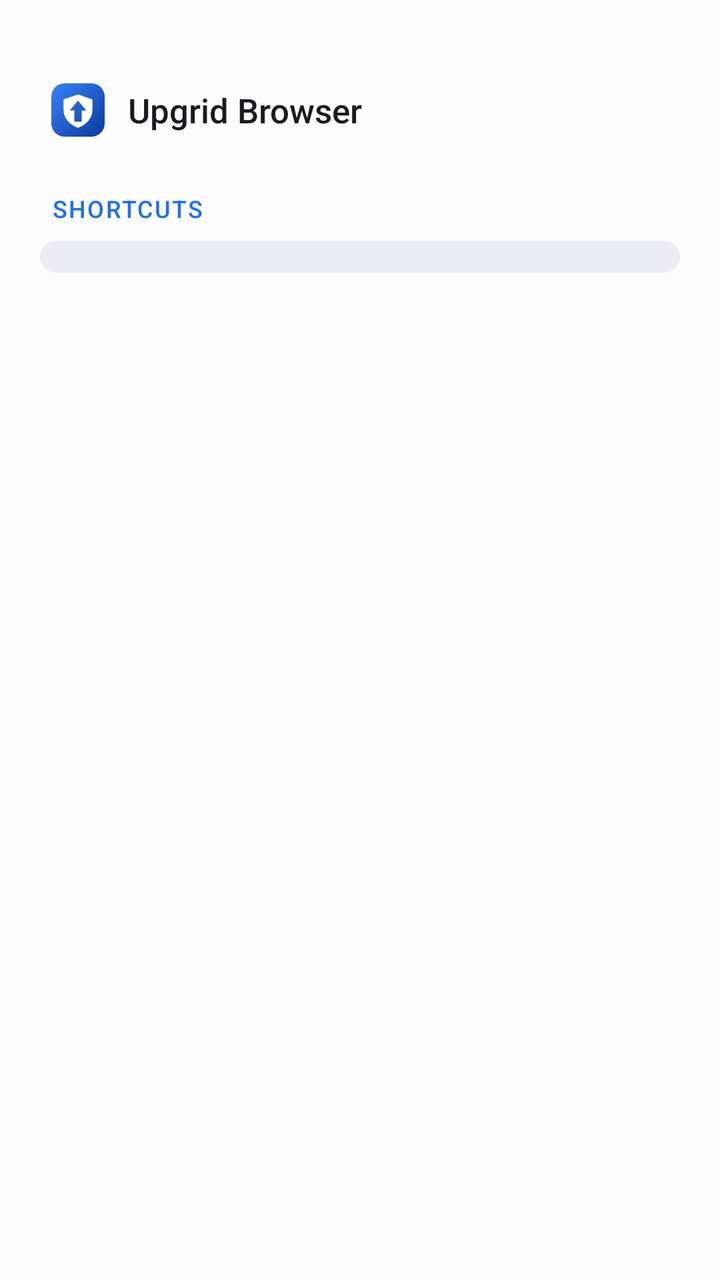
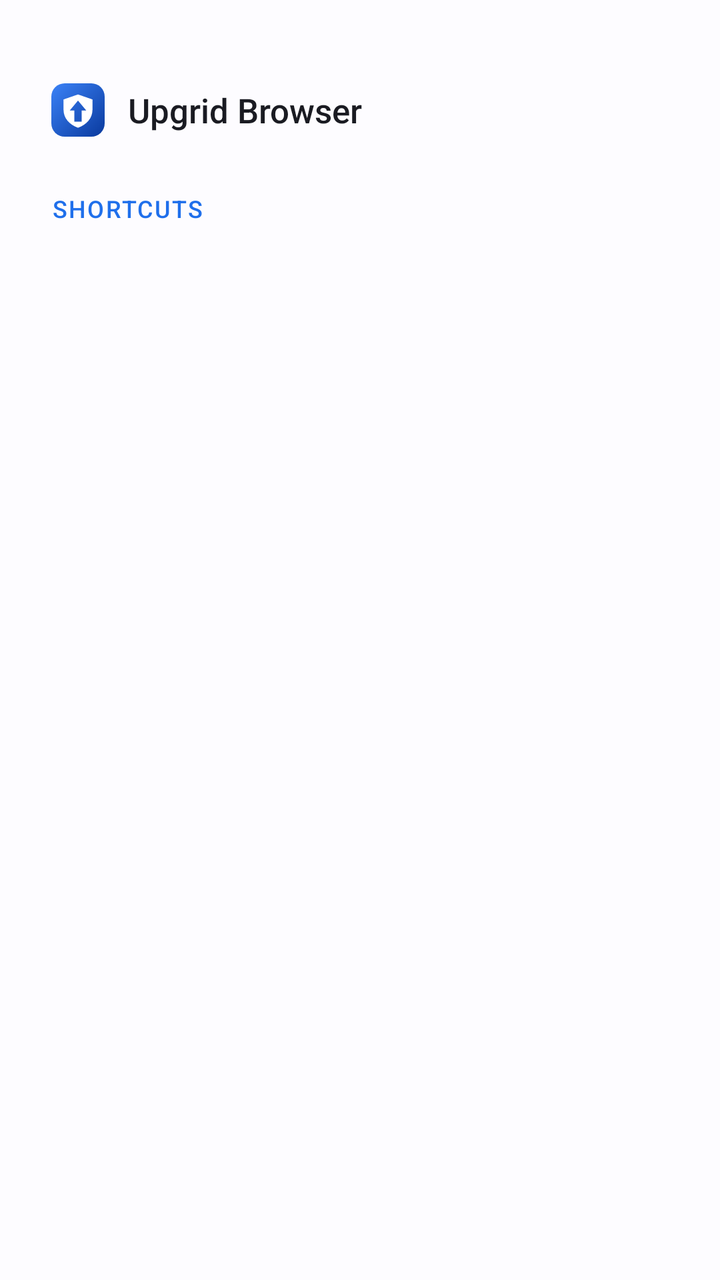

Compare the two renders of this Android layout. The source of the first and the diff that turns it into the second are given below.
<!-- AndroidManifest.xml: application theme Theme.UpgridBrowser -->
<!-- res/layout/view_start_page.xml -->
<?xml version="1.0" encoding="utf-8"?>
<androidx.core.widget.NestedScrollView xmlns:android="http://schemas.android.com/apk/res/android"
    xmlns:app="http://schemas.android.com/apk/res-auto"
    xmlns:tools="http://schemas.android.com/tools"
    android:id="@+id/startPageScroll"
    android:layout_width="match_parent"
    android:layout_height="match_parent"
    android:background="?attr/colorSurface"
    android:fillViewport="true">

    <LinearLayout
        android:layout_width="match_parent"
        android:layout_height="wrap_content"
        android:orientation="vertical"
        android:paddingTop="@dimen/start_page_top"
        android:paddingBottom="28dp"
        android:paddingStart="@dimen/start_page_side"
        android:paddingEnd="@dimen/start_page_side">

        <LinearLayout
            android:layout_width="wrap_content"
            android:layout_height="wrap_content"
            android:layout_marginStart="4dp"
            android:layout_marginBottom="26dp"
            android:orientation="horizontal"
            android:gravity="center_vertical">

            <ImageView
                android:layout_width="30dp"
                android:layout_height="30dp"
                android:contentDescription="@null"
                android:src="@drawable/ic_brand_mark" />

            <TextView
                android:layout_width="wrap_content"
                android:layout_height="wrap_content"
                android:layout_marginStart="10dp"
                android:textSize="17sp"
                android:fontFamily="sans-serif-medium"
                android:textColor="?attr/colorOnSurface"
                android:text="@string/app_name" />
        </LinearLayout>

        <TextView
            style="@style/Widget.UpgridBrowser.StartCaption"
            android:text="@string/start_page_quick_links" />

        <LinearLayout
            android:layout_width="match_parent"
            android:layout_height="wrap_content"
            android:orientation="vertical"
            android:paddingTop="10dp"
            android:paddingBottom="6dp"
            android:paddingStart="6dp"
            android:paddingEnd="6dp"
            android:background="@drawable/bg_start_card">

            <LinearLayout
                android:id="@+id/quickLinksGrid"
                android:layout_width="match_parent"
                android:layout_height="wrap_content"
                android:orientation="vertical" />
        </LinearLayout>

        
        <LinearLayout
            android:id="@+id/recentSection"
            android:layout_width="match_parent"
            android:layout_height="wrap_content"
            android:layout_marginTop="22dp"
            android:orientation="vertical"
            android:visibility="gone"
            tools:visibility="visible">

            <TextView
                style="@style/Widget.UpgridBrowser.StartCaption"
                android:text="@string/start_page_recent" />

            <LinearLayout
                android:layout_width="match_parent"
                android:layout_height="wrap_content"
                android:orientation="vertical"
                android:paddingTop="4dp"
                android:paddingBottom="2dp"
                android:background="@drawable/bg_start_card"
                android:clipToOutline="true">

                <LinearLayout
                    android:id="@+id/recentList"
                    android:layout_width="match_parent"
                    android:layout_height="wrap_content"
                    android:orientation="vertical" />

                <View
                    android:layout_width="match_parent"
                    android:layout_height="1dp"
                    android:layout_marginStart="16dp"
                    android:layout_marginEnd="16dp"
                    android:alpha="0.5"
                    android:background="?attr/colorOutlineVariant" />

                <LinearLayout
                    android:id="@+id/btnAllHistory"
                    android:layout_width="match_parent"
                    android:layout_height="48dp"
                    android:orientation="horizontal"
                    android:gravity="center_vertical"
                    android:paddingStart="16dp"
                    android:paddingEnd="12dp"
                    android:background="?attr/selectableItemBackground"
                    android:clickable="true"
                    android:focusable="true">

                    <TextView
                        android:layout_width="0dp"
                        android:layout_height="wrap_content"
                        android:layout_weight="1"
                        android:textSize="14sp"
                        android:textColor="?attr/colorPrimary"
                        android:text="@string/start_page_all_history" />

                    <ImageView
                        android:layout_width="18dp"
                        android:layout_height="18dp"
                        android:contentDescription="@null"
                        android:src="@drawable/ic_chevron_right"
                        app:tint="?attr/colorPrimary" />
                </LinearLayout>
            </LinearLayout>
        </LinearLayout>

        <View
            android:layout_width="match_parent"
            android:layout_height="0dp"
            android:layout_weight="1" />
    </LinearLayout>
</androidx.core.widget.NestedScrollView>
<!-- resources referenced by this layout -->
<resources>
  <dimen name="start_page_side">20dp</dimen>
  <dimen name="start_page_top">40dp</dimen>
  <!-- drawable bg_start_card (drawable) -->
  <?xml version="1.0" encoding="utf-8"?>
  <shape xmlns:android="http://schemas.android.com/apk/res/android"
      android:shape="rectangle">
      <solid android:color="?attr/colorSurfaceContainerHigh" />
      <corners android:radius="24dp" />
  </shape>
  <string name="app_name" translatable="false">Upgrid Browser</string>
  <string name="start_page_all_history">All history</string>
  <string name="start_page_quick_links">Shortcuts</string>
  <string name="start_page_recent">Recent</string>
  <color name="brand_gradient_start">#3B82F7</color>
  <color name="brand_gradient_end">#0A3A9E</color>
  <color name="md_primary_light">#1F6FEB</color>
  <color name="md_on_primary_light">#FFFFFF</color>
  <color name="md_primary_container_light">#DCE7FF</color>
  <color name="md_on_primary_container_light">#001A45</color>
  <color name="md_secondary_light">#555F71</color>
  <color name="md_on_secondary_light">#FFFFFF</color>
  <color name="md_secondary_container_light">#DAE2F9</color>
  <color name="md_on_secondary_container_light">#121C2B</color>
  <color name="md_tertiary_light">#705575</color>
  <color name="md_on_tertiary_light">#FFFFFF</color>
  <color name="md_tertiary_container_light">#FAD8FD</color>
  <color name="md_on_tertiary_container_light">#28132E</color>
  <color name="md_error_light">#BA1A1A</color>
  <color name="md_on_error_light">#FFFFFF</color>
  <color name="md_error_container_light">#FFDAD6</color>
  <color name="md_on_error_container_light">#410002</color>
  <color name="md_background_light">#FDFCFF</color>
  <color name="md_on_background_light">#1A1B22</color>
  <color name="md_surface_light">#FDFCFF</color>
  <color name="md_on_surface_light">#1A1B22</color>
  <color name="md_surface_variant_light">#E1E2EC</color>
  <color name="md_on_surface_variant_light">#44464F</color>
  <color name="md_surface_container_light">#F2F3F9</color>
  <color name="md_surface_container_high_light">#ECEDF3</color>
  <color name="md_surface_container_highest_light">#E5E7EE</color>
  <color name="md_outline_light">#74777F</color>
  <color name="md_outline_variant_light">#C4C6CF</color>
  <style name="Theme.UpgridBrowser.BottomSheet" parent="ThemeOverlay.Material3.BottomSheetDialog">
          <item name="bottomSheetStyle">@style/Widget.UpgridBrowser.BottomSheet</item>
      </style>
  <style name="Widget.UpgridBrowser.BottomSheet" parent="Widget.Material3.BottomSheet.Modal">
          <item name="shapeAppearanceOverlay">@style/ShapeAppearance.UpgridBrowser.BottomSheet</item>
          <item name="backgroundTint">?attr/colorSurface</item>
      </style>
  <style name="Widget.UpgridBrowser.DialogButton.Confirm" parent="Widget.Material3.Button.TonalButton">
          <item name="android:layout_marginStart">8dp</item>
      </style>
  <!-- unchanged entries left out for length: 7 -->
</resources>

<!-- the commit's change to res/layout/view_start_page.xml (unified diff, before → after) -->
@@ -8,82 +8,67 @@
     android:background="?attr/colorSurface"
     android:fillViewport="true">
 
-    <LinearLayout
+    <FrameLayout
         android:layout_width="match_parent"
-        android:layout_height="wrap_content"
-        android:orientation="vertical"
-        android:paddingTop="@dimen/start_page_top"
-        android:paddingBottom="28dp"
-        android:paddingStart="@dimen/start_page_side"
-        android:paddingEnd="@dimen/start_page_side">
+        android:layout_height="wrap_content">
 
         <LinearLayout
-            android:layout_width="wrap_content"
-            android:layout_height="wrap_content"
-            android:layout_marginStart="4dp"
-            android:layout_marginBottom="26dp"
-            android:orientation="horizontal"
-            android:gravity="center_vertical">
-
-            <ImageView
-                android:layout_width="30dp"
-                android:layout_height="30dp"
-                android:contentDescription="@null"
-                android:src="@drawable/ic_brand_mark" />
-
-            <TextView
-                android:layout_width="wrap_content"
-                android:layout_height="wrap_content"
-                android:layout_marginStart="10dp"
-                android:textSize="17sp"
-                android:fontFamily="sans-serif-medium"
-                android:textColor="?attr/colorOnSurface"
-                android:text="@string/app_name" />
-        </LinearLayout>
-
-        <TextView
-            style="@style/Widget.UpgridBrowser.StartCaption"
-            android:text="@string/start_page_quick_links" />
-
-        <LinearLayout
+            android:id="@+id/startNormal"
             android:layout_width="match_parent"
             android:layout_height="wrap_content"
             android:orientation="vertical"
-            android:paddingTop="10dp"
-            android:paddingBottom="6dp"
-            android:paddingStart="6dp"
-            android:paddingEnd="6dp"
-            android:background="@drawable/bg_start_card">
+            android:paddingTop="@dimen/start_page_top"
+            android:paddingBottom="28dp"
+            android:paddingStart="@dimen/start_page_side"
+            android:paddingEnd="@dimen/start_page_side">
+
+            <LinearLayout
+                android:layout_width="wrap_content"
+                android:layout_height="wrap_content"
+                android:layout_marginStart="4dp"
+                android:layout_marginBottom="26dp"
+                android:orientation="horizontal"
+                android:gravity="center_vertical">
+
+                <ImageView
+                    android:layout_width="30dp"
+                    android:layout_height="30dp"
+                    android:contentDescription="@null"
+                    android:src="@drawable/ic_brand_mark" />
+
+                <TextView
+                    android:layout_width="wrap_content"
+                    android:layout_height="wrap_content"
+                    android:layout_marginStart="10dp"
+                    android:textSize="17sp"
+                    android:fontFamily="sans-serif-medium"
+                    android:textColor="?attr/colorOnSurface"
+                    android:text="@string/app_name" />
+            </LinearLayout>
+
+            <TextView
+                style="@style/Widget.UpgridBrowser.StartCaption"
+                android:text="@string/start_page_quick_links" />
 
             <LinearLayout
                 android:id="@+id/quickLinksGrid"
                 android:layout_width="match_parent"
                 android:layout_height="wrap_content"
                 android:orientation="vertical" />
-        </LinearLayout>
 
-        
-        <LinearLayout
-            android:id="@+id/recentSection"
-            android:layout_width="match_parent"
-            android:layout_height="wrap_content"
-            android:layout_marginTop="22dp"
-            android:orientation="vertical"
-            android:visibility="gone"
-            tools:visibility="visible">
-
-            <TextView
-                style="@style/Widget.UpgridBrowser.StartCaption"
-                android:text="@string/start_page_recent" />
-
+            
             <LinearLayout
+                android:id="@+id/recentSection"
                 android:layout_width="match_parent"
                 android:layout_height="wrap_content"
+                android:layout_marginTop="26dp"
                 android:orientation="vertical"
-                android:paddingTop="4dp"
-                android:paddingBottom="2dp"
-                android:background="@drawable/bg_start_card"
-                android:clipToOutline="true">
+                android:visibility="gone"
+                tools:visibility="visible">
+
+                <TextView
+                    style="@style/Widget.UpgridBrowser.StartCaption"
+                    android:text="@string/start_page_recent" />
 
                 <LinearLayout
                     android:id="@+id/recentList"
@@ -91,22 +76,15 @@
                     android:layout_height="wrap_content"
                     android:orientation="vertical" />
 
-                <View
-                    android:layout_width="match_parent"
-                    android:layout_height="1dp"
-                    android:layout_marginStart="16dp"
-                    android:layout_marginEnd="16dp"
-                    android:alpha="0.5"
-                    android:background="?attr/colorOutlineVariant" />
-
                 <LinearLayout
                     android:id="@+id/btnAllHistory"
                     android:layout_width="match_parent"
                     android:layout_height="48dp"
+                    android:layout_marginTop="2dp"
                     android:orientation="horizontal"
                     android:gravity="center_vertical"
-                    android:paddingStart="16dp"
-                    android:paddingEnd="12dp"
+                    android:paddingStart="12dp"
+                    android:paddingEnd="8dp"
                     android:background="?attr/selectableItemBackground"
                     android:clickable="true"
                     android:focusable="true">
@@ -129,9 +107,53 @@
             </LinearLayout>
         </LinearLayout>
 
-        <View
+        
+        <LinearLayout
+            android:id="@+id/startPrivate"
             android:layout_width="match_parent"
-            android:layout_height="0dp"
-            android:layout_weight="1" />
-    </LinearLayout>
+            android:layout_height="wrap_content"
+            android:orientation="vertical"
+            android:gravity="center_horizontal"
+            android:paddingTop="64dp"
+            android:paddingBottom="32dp"
+            android:paddingStart="32dp"
+            android:paddingEnd="32dp"
+            android:visibility="gone"
+            tools:visibility="visible">
+
+            <ImageView
+                android:layout_width="56dp"
+                android:layout_height="56dp"
+                android:contentDescription="@null"
+                android:src="@drawable/ic_incognito"
+                app:tint="?attr/colorOnSurfaceVariant" />
+
+            <TextView
+                android:layout_width="wrap_content"
+                android:layout_height="wrap_content"
+                android:layout_marginTop="18dp"
+                android:textSize="20sp"
+                android:fontFamily="sans-serif-medium"
+                android:textColor="?attr/colorOnSurface"
+                android:text="@string/private_page_title" />
+
+            <TextView
+                android:layout_width="match_parent"
+                android:layout_height="wrap_content"
+                android:layout_marginTop="12dp"
+                android:lineSpacingExtra="3dp"
+                android:textSize="14sp"
+                android:textColor="?attr/colorOnSurfaceVariant"
+                android:text="@string/private_page_body" />
+
+            <TextView
+                android:layout_width="match_parent"
+                android:layout_height="wrap_content"
+                android:layout_marginTop="16dp"
+                android:lineSpacingExtra="3dp"
+                android:textSize="14sp"
+                android:textColor="?attr/colorOnSurfaceVariant"
+                android:text="@string/private_page_caveat" />
+        </LinearLayout>
+    </FrameLayout>
 </androidx.core.widget.NestedScrollView>
<!-- resource entries referenced after the edit -->
@@ -2,14 +2,34 @@
 <resources>
   <dimen name="start_page_side">20dp</dimen>
   <dimen name="start_page_top">40dp</dimen>
-  <!-- drawable bg_start_card (drawable) -->
+  <!-- drawable ic_incognito (drawable) -->
   <?xml version="1.0" encoding="utf-8"?>
-  <shape xmlns:android="http://schemas.android.com/apk/res/android"
-      android:shape="rectangle">
-      <solid android:color="?attr/colorSurfaceContainerHigh" />
-      <corners android:radius="24dp" />
-  </shape>
+  <vector xmlns:android="http://schemas.android.com/apk/res/android"
+      android:width="24dp"
+      android:height="24dp"
+      android:viewportWidth="24"
+      android:viewportHeight="24"
+      android:tint="?attr/colorControlNormal">
+  
+      
+      <path
+          android:fillColor="@android:color/white"
+          android:pathData="M12,3.2c-2.7,0 -4.4,1.2 -5.3,3.6L5.4,10.2h13.2L17.3,6.8C16.4,4.4,14.7,3.2,12,3.2z" />
+  
+      
+      <path
+          android:fillColor="@android:color/white"
+          android:pathData="M3.6,11.4h16.8v1.7H3.6z" />
+  
+      
+      <path
+          android:fillColor="@android:color/white"
+          android:pathData="M8.2,14.4c-1.9,0 -3.4,1.5 -3.4,3.3c0,1.8 1.5,3.3 3.4,3.3c1.7,0 3.1,-1.2 3.3,-2.8h1c0.2,1.6 1.6,2.8 3.3,2.8c1.9,0 3.4,-1.5 3.4,-3.3c0,-1.8 -1.5,-3.3 -3.4,-3.3c-1.7,0 -3.1,1.2 -3.3,2.8h-1C11.3,15.6,9.9,14.4,8.2,14.4z" />
+  </vector>
   <string name="app_name" translatable="false">Upgrid Browser</string>
+  <string name="private_page_body">Pages you open here are not saved to history, and the cookies and site data they leave are thrown away when you close the last private tab. Passwords aren\'t offered to be saved.</string>
+  <string name="private_page_caveat">The sites you visit and your internet provider can still see the traffic. Files you download and shortcuts you add stay on the phone.</string>
+  <string name="private_page_title">You are in a private tab</string>
   <string name="start_page_all_history">All history</string>
   <string name="start_page_quick_links">Shortcuts</string>
   <string name="start_page_recent">Recent</string>
